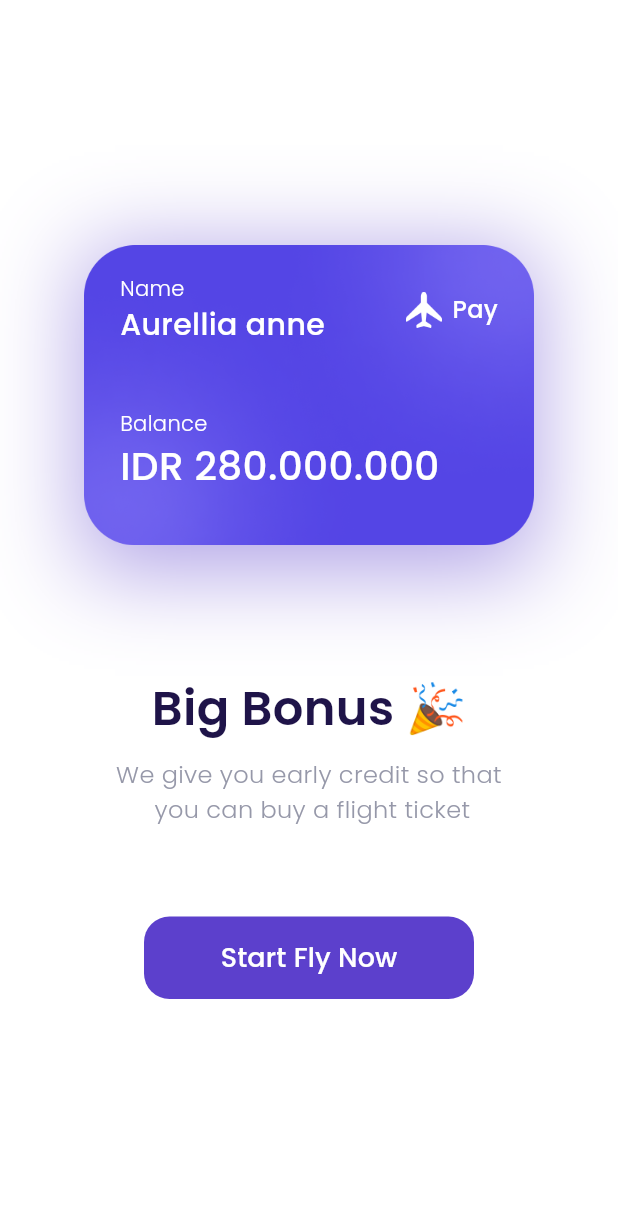
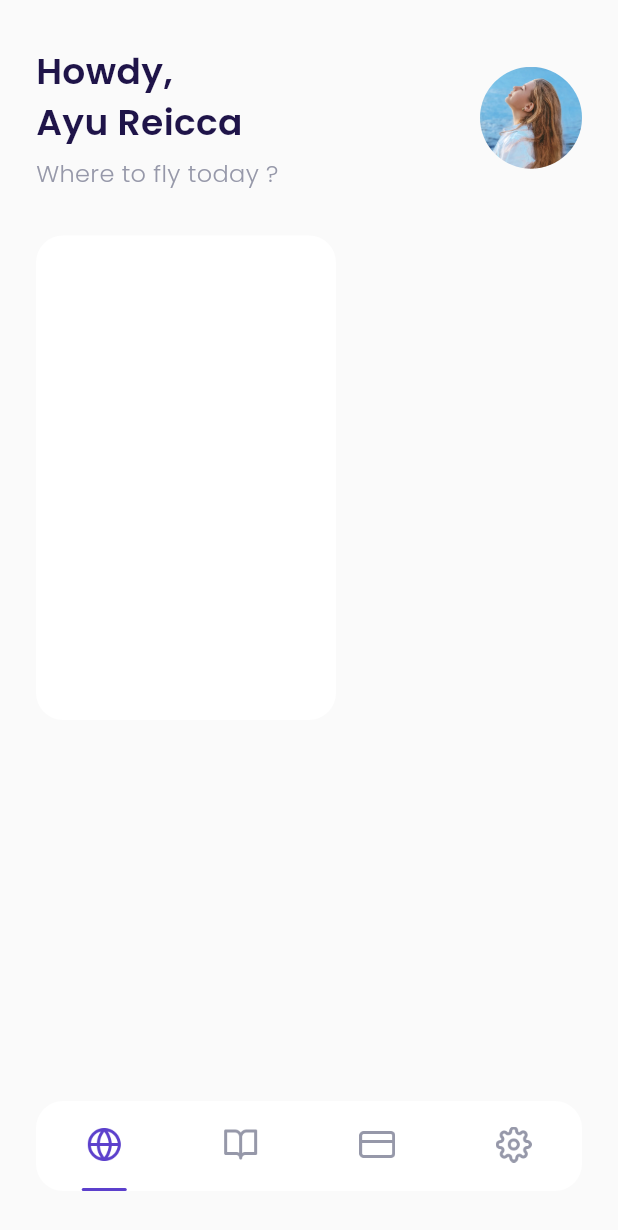
Before and after one commit to kadeksrd/Bwa-Airplane, a Flutter app: the BonusPage screen opened by its route, after a tap on "Start Fly Now", on a phone screen of 412 x 824 dp. Shown: the top 1230 px of the screen. Run offline on Flutter 3.47's test engine with Material 3 defaults, Android fonts, the phone set to English and light mode, and no system bars; our stand-ins replace google_fonts.

Commit message:
update add home page

```diff
--- a/lib/main.dart
+++ b/lib/main.dart
@@ -1,5 +1,6 @@
 import "package:airplane/ui/pages/bonus_page.dart";
 import "package:airplane/ui/pages/get_started_page.dart";
+import "package:airplane/ui/pages/main_page.dart";
 import "package:airplane/ui/pages/sign_up_page.dart";
 import "package:airplane/ui/pages/splash_page.dart";
 import "package:flutter/material.dart";
@@ -18,6 +19,7 @@ class MyApp extends StatelessWidget {
         '/get-started': (context) => const GetStartedPage(),
         '/sign-up': (context) => const SignUpPage(),
         '/get-bonus': (context) => const BonusPage(),
+      '/main': (context) => const MainPage(),
       },
     );
   }
--- a/lib/ui/pages/bonus_page.dart
+++ b/lib/ui/pages/bonus_page.dart
@@ -1,9 +1,13 @@
+import "package:airplane/ui/widgets/custom_button.dart";
+import 'package:path/path.dart';
+import "package:flutter/material.dart";
 import "package:airplane/shared/theme.dart";
-import "package:flutter/material.dart";
 
 class BonusPage extends StatelessWidget {
   const BonusPage({super.key});
 
+  @override
+  Widget build(BuildContext context) {
     Widget bonusCard() {
       return Container(
         width: 300,
@@ -122,32 +126,15 @@ class BonusPage extends StatelessWidget {
     }
 
     Widget startButton() {
-    return Container(
+      return CustomButton(
           width: 220,
-      height: 55,
-      margin: EdgeInsets.only(top: 60),
-      child: TextButton(
-          onPressed: () {},
-          style: TextButton.styleFrom(
-            backgroundColor: kPrimaryColor,
-            shape: RoundedRectangleBorder(
-              borderRadius: BorderRadius.circular(
-                defaultRadius,
-              ),
-            ),
-          ),
-          child: Text(
-            'Start Fly Now',
-            style: whiteTextStyle.copyWith(
-              fontSize: 18,
-              fontWeight: medium,
-            ),
-          )),
-    );
+          margin: const EdgeInsets.only(top: 50),
+          title: 'Start Fly Now',
+          onPressed: () {
+            Navigator.pushNamed(context, '/main');
+          });
     }
 
-  @override
-  Widget build(BuildContext context) {
     return Scaffold(
       backgroundColor: kWhiteColor,
       body: Center(
--- /dev/null
+++ b/lib/ui/pages/home_page.dart
@@ -0,0 +1,87 @@
+import "package:airplane/shared/theme.dart";
+import "package:flutter/material.dart";
+
+class HomePage extends StatelessWidget {
+  const HomePage({super.key});
+
+  @override
+  Widget build(BuildContext context) {
+    Widget header() {
+      return Container(
+        margin: EdgeInsets.only(
+          right: defaultMargin,
+          left: defaultMargin,
+          top: 30,
+        ),
+        child: Row(
+          children: [
+            Expanded(
+              child: Column(
+                crossAxisAlignment: CrossAxisAlignment.start,
+                children: [
+                  Text(
+                    'Howdy, \nAyu Reicca',
+                    style: blackTextStyle.copyWith(
+                      fontSize: 24,
+                      fontWeight: semiBold,
+                    ),
+                  ),
+                  SizedBox(
+                    height: 6,
+                  ),
+                  Text(
+                    'Where to fly today ?',
+                    style: greyTextStyle.copyWith(
+                      fontSize: 16,
+                      fontWeight: light,
+                    ),
+                  )
+                ],
+              ),
+            ),
+            Container(
+              width: 68,
+              height: 68,
+              decoration: BoxDecoration(
+                shape: BoxShape.circle,
+                image: DecorationImage(
+                  image: AssetImage('assets/image_profile.png'),
+                ),
+              ),
+            )
+          ],
+        ),
+      );
+    }
+
+    ;
+
+    Widget popularDestination() {
+      return Container(
+        margin: EdgeInsets.only(top: 30),
+        child: Row(
+          children: [
+            Container(
+              width: 200,
+              height: 323,
+              margin: EdgeInsets.only(
+                left: defaultMargin,
+              ),
+              padding: EdgeInsets.all(10),
+              decoration: BoxDecoration(
+                borderRadius: BorderRadius.circular(18),
+                color: kWhiteColor,
+              ),
+            )
+          ],
+        ),
+      );
+    }
+
+    ;
+
+    return ListView(
+      children: [header(), popularDestination()],
+    );
+  }
+}
--- /dev/null
+++ b/lib/ui/pages/main_page.dart
@@ -0,0 +1,56 @@
+import 'package:airplane/ui/pages/home_page.dart';
+import 'package:airplane/ui/widgets/custom_bottom_navigation_item.dart';
+import 'package:flutter/material.dart';
+import '../../shared/theme.dart';
+
+class MainPage extends StatelessWidget {
+  const MainPage({super.key});
+
+  @override
+  Widget build(BuildContext context) {
+    Widget buildContent() {
+      return HomePage();
+    }
+
+    Widget customButtonNavigation() {
+      return Align(
+          alignment: Alignment.bottomCenter,
+          child: Container(
+            width: double.infinity,
+            height: 60,
+            margin: EdgeInsets.only(
+              bottom: 30,
+              left: defaultMargin,
+              right: defaultMargin,
+            ),
+            decoration: BoxDecoration(
+              color: kWhiteColor,
+              borderRadius: BorderRadius.circular(18),
+            ),
+            child: Row(
+              mainAxisAlignment: MainAxisAlignment.spaceAround,
+              children: [
+                CustomBottomNavigationItem(
+                  imageUrl: 'assets/icon_home.png',
+                  isSelected: true,
+                ),
+                CustomBottomNavigationItem(imageUrl: 'assets/icon_booking.png'),
+                CustomBottomNavigationItem(imageUrl: 'assets/icon_card.png'),
+                CustomBottomNavigationItem(
+                    imageUrl: 'assets/icon_settings.png'),
+              ],
+            ),
+          ));
+    }
+
+    return Scaffold(
+      backgroundColor: kBackgroundColor,
+      body: Stack(
+        children: [
+          buildContent(),
+          customButtonNavigation(),
+        ],
+      ),
+    );
+  }
+}
--- /dev/null
+++ b/lib/ui/widgets/custom_bottom_navigation_item.dart
@@ -0,0 +1,39 @@
+import 'package:airplane/shared/theme.dart';
+import 'package:flutter/material.dart';
+
+class CustomBottomNavigationItem extends StatelessWidget {
+  final String imageUrl;
+  final bool isSelected;
+
+  const CustomBottomNavigationItem({
+    Key? key,
+    required this.imageUrl,
+    this.isSelected = false,
+  }) : super(key: key);
+
+  @override
+  Widget build(BuildContext context) {
+    return Column(
+      mainAxisAlignment: MainAxisAlignment.spaceBetween,
+      children: [
+        SizedBox(),
+        Container(
+          width: 24,
+          height: 24,
+          decoration: BoxDecoration(
+            image: DecorationImage(
+              image: AssetImage(imageUrl),
+            ),
+          ),
+        ),
+        Container(
+          width: 30,
+          height: 2,
+          decoration: BoxDecoration(
+              color: isSelected ? kPrimaryColor : kTransparentColor,
+              borderRadius: BorderRadius.circular(18)),
+        )
+      ],
+    );
+  }
+}
--- /dev/null
+++ b/lib/ui/widgets/custom_button.dart
@@ -0,0 +1,40 @@
+import 'package:airplane/shared/theme.dart';
+import 'package:flutter/material.dart';
+
+class CustomButton extends StatelessWidget {
+  final String title;
+  final double width;
+  final Function() onPressed;
+  final EdgeInsets margin;
+
+  const CustomButton({
+    super.key,
+    required this.title,
+    this.width = double.infinity,
+    required this.onPressed,
+    this.margin = EdgeInsets.zero,
+  });
+
+  @override
+  Widget build(BuildContext context) {
+    return Container(
+      width: width,
+      height: 55,
+      margin: margin,
+      child: TextButton(
+        onPressed: onPressed,
+        style: TextButton.styleFrom(
+            backgroundColor: kPrimaryColor,
+            shape: RoundedRectangleBorder(
+                borderRadius: BorderRadius.circular(defaultRadius))),
+        child: Text(
+          title,
+          style: whiteTextStyle.copyWith(
+            fontSize: 18,
+            fontWeight: medium,
+          ),
+        ),
+      ),
+    );
+  }
+}
```
Also changed, not shown: lib/ui/pages/get_started_page.dart (+7 -22 lines), lib/ui/pages/sign_up_page.dart (+16 -140 lines), lib/ui/widgets/custom_text_form_field.dart (added, +50 -0 lines). Lines whose indentation alone changed are shown as unchanged.
